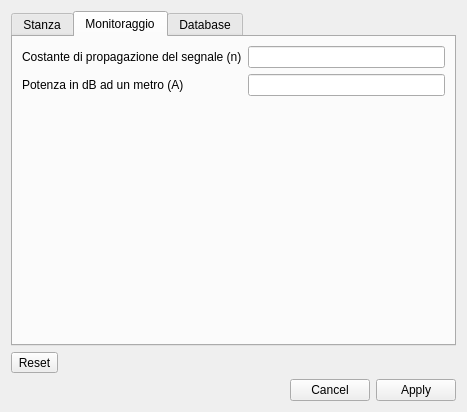
Before: the Qt Designer form RoomMonitor/windows/settings.ui in PieroMacaluso/RoomMonitor, drawn with Qt 5.
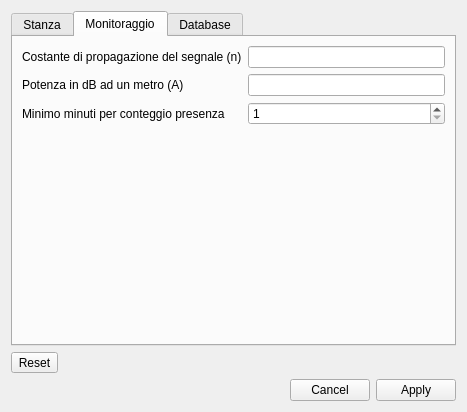
After: the same form once the commit is applied. The open tabs and pages were chosen to show the change.

Commit message: [APP] Aggiunto campo "Minuti minimi per conteggio presenza" nelle impostazioni. #23

The edit to the form file:
```diff
--- a/RoomMonitor/windows/settings.ui
+++ b/RoomMonitor/windows/settings.ui
@@ -146,6 +146,23 @@
            </property>
           </widget>
          </item>
+         <item row="2" column="0">
+          <widget class="QLabel" name="minLabel">
+           <property name="text">
+            <string>Minimo minuti per conteggio presenza</string>
+           </property>
+          </widget>
+         </item>
+         <item row="2" column="1">
+          <widget class="QSpinBox" name="minEdit">
+           <property name="minimum">
+            <number>1</number>
+           </property>
+           <property name="maximum">
+            <number>5</number>
+           </property>
+          </widget>
+         </item>
         </layout>
        </item>
       </layout>
```
The commit also changes 1 other file.
